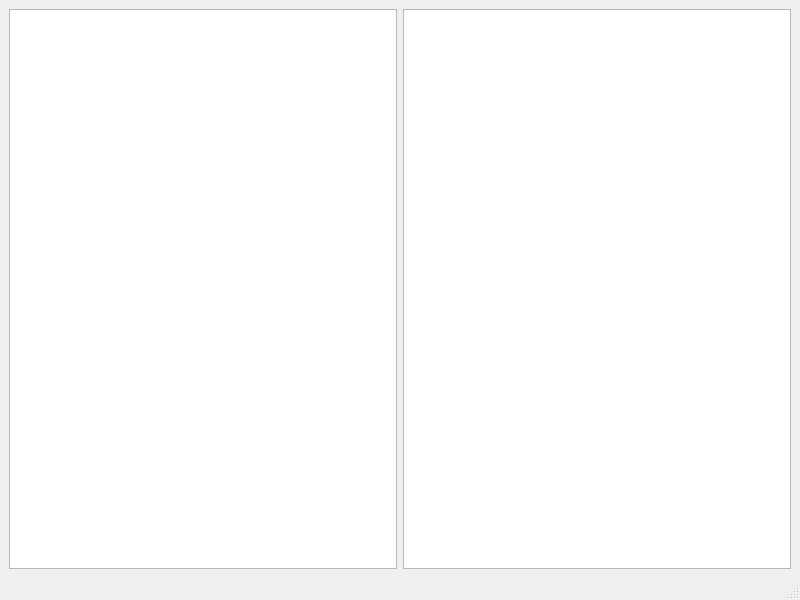
Calculateit/PlantWiki, file mainwindow.ui: the form before one commit.
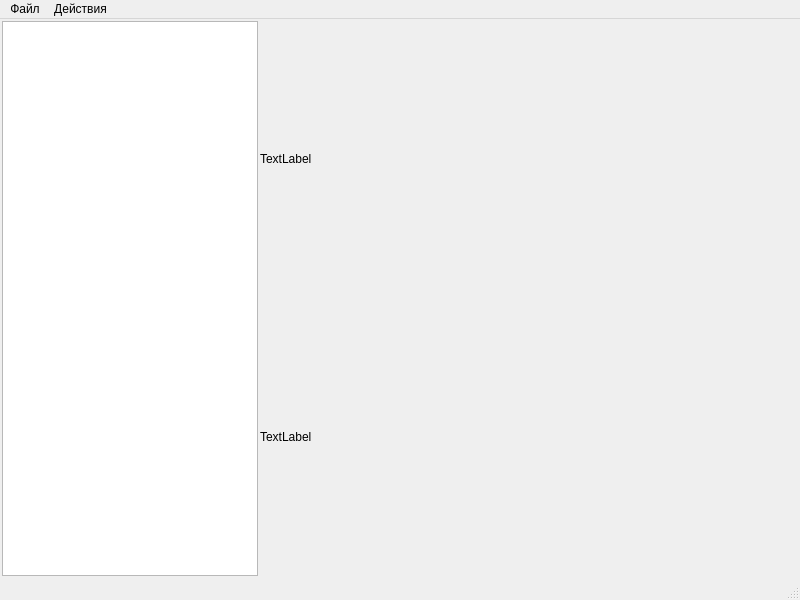
The form after the commit.

Diff of the .ui file:
```diff
--- a/mainwindow.ui
+++ b/mainwindow.ui
@@ -10,26 +10,125 @@
     <height>600</height>
    </rect>
   </property>
+  <property name="sizePolicy">
+   <sizepolicy hsizetype="Fixed" vsizetype="Fixed">
+    <horstretch>0</horstretch>
+    <verstretch>0</verstretch>
+   </sizepolicy>
+  </property>
   <property name="windowTitle">
    <string>MainWindow</string>
   </property>
   <widget class="QWidget" name="centralwidget">
    <property name="sizePolicy">
-    <sizepolicy hsizetype="Expanding" vsizetype="Expanding">
+    <sizepolicy hsizetype="Minimum" vsizetype="Minimum">
      <horstretch>0</horstretch>
      <verstretch>0</verstretch>
     </sizepolicy>
    </property>
    <layout class="QHBoxLayout" name="horizontalLayout_2">
+    <property name="spacing">
+     <number>2</number>
+    </property>
+    <property name="leftMargin">
+     <number>2</number>
+    </property>
+    <property name="topMargin">
+     <number>2</number>
+    </property>
+    <property name="rightMargin">
+     <number>2</number>
+    </property>
+    <property name="bottomMargin">
+     <number>2</number>
+    </property>
     <item>
      <widget class="QTreeView" name="treeView">
+      <property name="sizePolicy">
+       <sizepolicy hsizetype="Fixed" vsizetype="Expanding">
+        <horstretch>0</horstretch>
+        <verstretch>0</verstretch>
+       </sizepolicy>
+      </property>
+      <property name="minimumSize">
+       <size>
+        <width>50</width>
+        <height>0</height>
+       </size>
+      </property>
+      <property name="selectionBehavior">
+       <enum>QAbstractItemView::SelectRows</enum>
+      </property>
+      <property name="indentation">
+       <number>22</number>
+      </property>
+      <property name="rootIsDecorated">
+       <bool>true</bool>
+      </property>
+      <property name="uniformRowHeights">
+       <bool>true</bool>
+      </property>
+      <property name="allColumnsShowFocus">
+       <bool>false</bool>
+      </property>
+      <property name="wordWrap">
+       <bool>true</bool>
+      </property>
       <property name="headerHidden">
-       <bool>true</bool>
+       <bool>false</bool>
+      </property>
+      <property name="expandsOnDoubleClick">
+       <bool>false</bool>
       </property>
      </widget>
     </item>
     <item>
-     <widget class="QListView" name="listView"/>
+     <layout class="QVBoxLayout" name="verticalLayout">
+      <property name="spacing">
+       <number>1</number>
+      </property>
+      <property name="sizeConstraint">
+       <enum>QLayout::SetMaximumSize</enum>
+      </property>
+      <item>
+       <widget class="QLabel" name="imageLabel">
+        <property name="sizePolicy">
+         <sizepolicy hsizetype="Preferred" vsizetype="MinimumExpanding">
+          <horstretch>0</horstretch>
+          <verstretch>0</verstretch>
+         </sizepolicy>
+        </property>
+        <property name="text">
+         <string>TextLabel</string>
+        </property>
+        <property name="textFormat">
+         <enum>Qt::RichText</enum>
+        </property>
+        <property name="wordWrap">
+         <bool>true</bool>
+        </property>
+       </widget>
+      </item>
+      <item>
+       <widget class="QLabel" name="descriptionLabel">
+        <property name="sizePolicy">
+         <sizepolicy hsizetype="Preferred" vsizetype="MinimumExpanding">
+          <horstretch>0</horstretch>
+          <verstretch>0</verstretch>
+         </sizepolicy>
+        </property>
+        <property name="text">
+         <string>TextLabel</string>
+        </property>
+        <property name="textFormat">
+         <enum>Qt::RichText</enum>
+        </property>
+        <property name="wordWrap">
+         <bool>true</bool>
+        </property>
+       </widget>
+      </item>
+     </layout>
     </item>
    </layout>
   </widget>
@@ -42,6 +141,27 @@
      <height>24</height>
     </rect>
    </property>
+   <widget class="QMenu" name="menu">
+    <property name="title">
+     <string>Файл</string>
+    </property>
+    <addaction name="openFile"/>
+    <addaction name="writeFile"/>
+   </widget>
+   <widget class="QMenu" name="menu_2">
+    <property name="title">
+     <string>Действия</string>
+    </property>
+    <addaction name="addRow"/>
+    <addaction name="addColumn"/>
+    <addaction name="separator"/>
+    <addaction name="removeRow"/>
+    <addaction name="removeColumn"/>
+    <addaction name="separator"/>
+    <addaction name="addChild"/>
+   </widget>
+   <addaction name="menu"/>
+   <addaction name="menu_2"/>
   </widget>
   <widget class="QStatusBar" name="statusbar"/>
  </widget>
```
Left out of the diff: 56 changed lines with no effect on the pictures.
